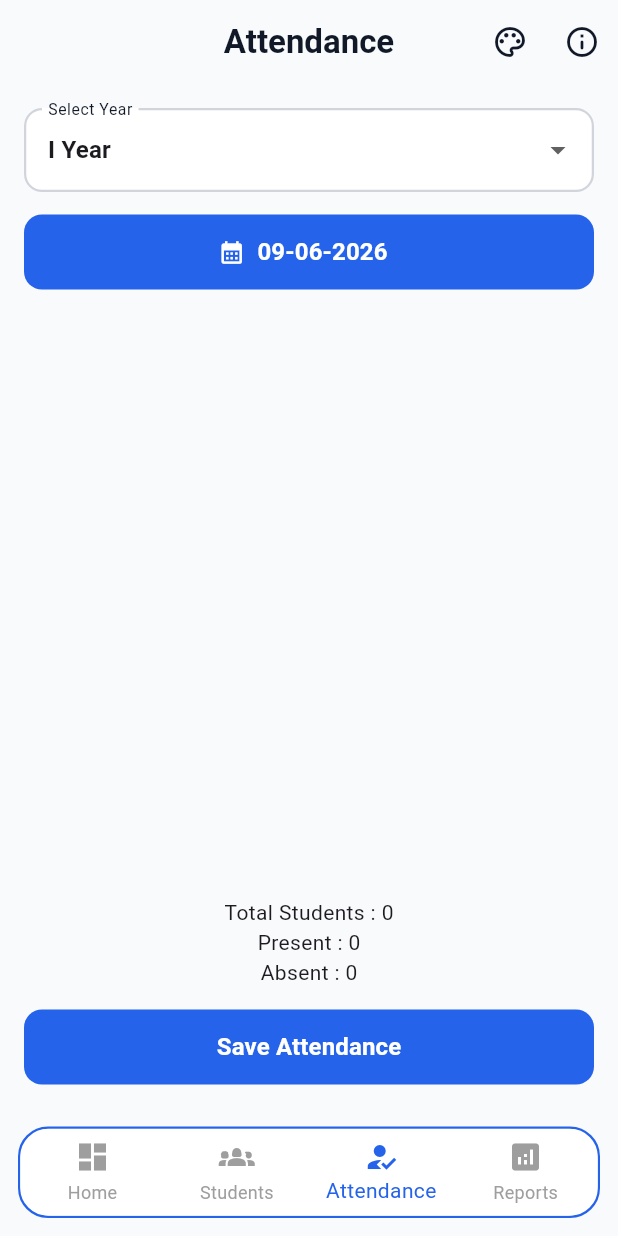
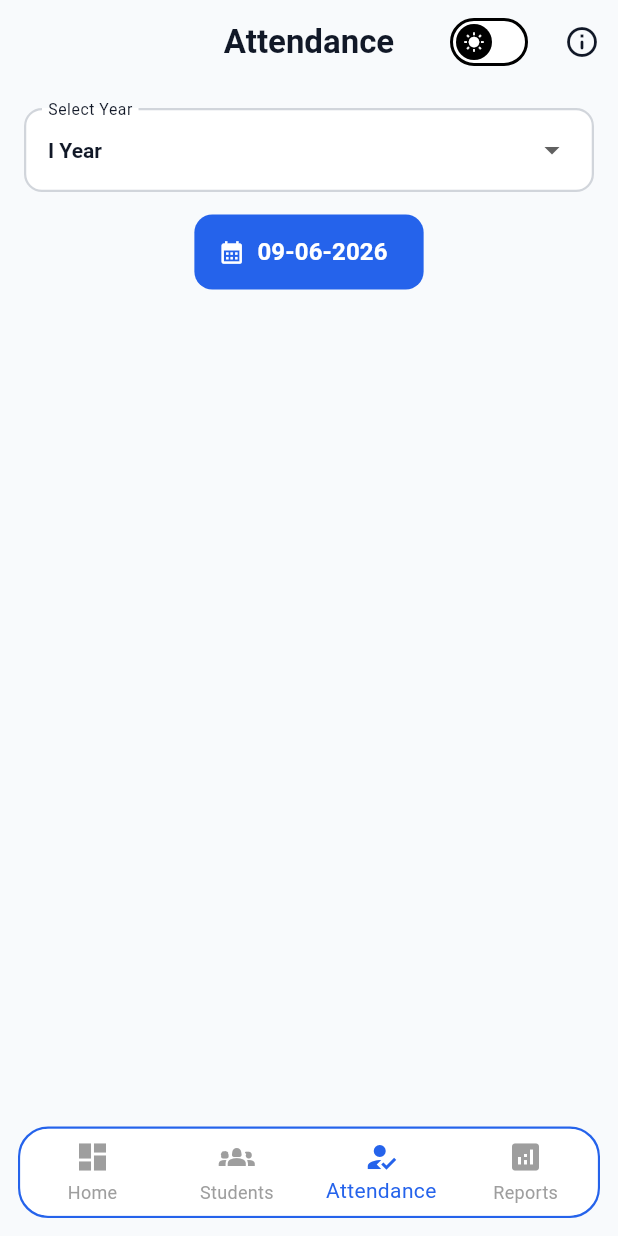
Before and after one commit to rithick26/RA-Attendance-System, a Flutter app: the screen it shows after launch, item 3 of the bottom bar chosen, on a phone screen of 412 x 824 dp. Run offline on Flutter 3.47's test engine with Material 3 defaults, Android fonts, the phone set to English and light mode, and no system bars; our stand-ins replace dropdown_button2, google_fonts, printing, sqflite; accounts and stored records are empty; Roboto replaces fonts that are missing (Aleo).

Commit message:
UI Corrections

```diff
--- a/lib/main.dart
+++ b/lib/main.dart
@@ -24,7 +24,7 @@ class AttendanceApp extends StatefulWidget {
 }
 
 class _AttendanceAppState extends State<AttendanceApp> {
-  ThemeMode _themeMode = ThemeMode.system;
+  ThemeMode _themeMode = ThemeMode.light;
 
   void changeTheme(ThemeMode mode) {
     setState(() {
@@ -59,9 +59,11 @@ class DashboardScreen extends StatefulWidget {
 }
 
 class _DashboardScreenState extends State<DashboardScreen> {
+  bool isDark = false;
   @override
   void initState() {
     super.initState();
+    isDark = widget.themeMode == ThemeMode.dark;
     loadStudents();
   }
 
@@ -172,17 +174,32 @@ class _DashboardScreenState extends State<DashboardScreen> {
         ),
         centerTitle: true,
         actions: [
-          PopupMenuButton<ThemeMode>(
-            icon: const Icon(Icons.palette_outlined),
-            onSelected: widget.onThemeChanged,
-            itemBuilder: (context) => [
-              const PopupMenuItem(value: ThemeMode.light, child: Text("Light")),
-              const PopupMenuItem(value: ThemeMode.dark, child: Text("Dark")),
-              const PopupMenuItem(
-                value: ThemeMode.system,
-                child: Text("System"),
-              ),
-            ],
+          Container(
+            margin: const EdgeInsets.symmetric(horizontal: 8),
+            child: Row(
+              mainAxisSize: MainAxisSize.min,
+              children: [
+                Switch(
+                  value: isDark,
+
+                  thumbIcon: WidgetStateProperty.resolveWith<Icon?>((states) {
+                    return states.contains(WidgetState.selected)
+                        ? const Icon(Icons.nightlight_round, size: 14)
+                        : const Icon(Icons.wb_sunny, size: 14);
+                  }),
+
+                  onChanged: (value) {
+                    setState(() {
+                      isDark = value;
+                    });
+
+                    widget.onThemeChanged(
+                      value ? ThemeMode.dark : ThemeMode.light,
+                    );
+                  },
+                ),
+              ],
+            ),
           ),
 
           IconButton(
--- a/lib/screens/mark_attendance_screen.dart
+++ b/lib/screens/mark_attendance_screen.dart
@@ -1,6 +1,7 @@
 import 'package:flutter/material.dart';
 import 'package:intl/intl.dart';
 import '../database/database_helper.dart';
+import 'package:dropdown_button2/dropdown_button2.dart';
 
 class MarkAttendanceScreen extends StatefulWidget {
   const MarkAttendanceScreen({super.key});
@@ -125,22 +126,28 @@ class _MarkAttendanceScreenState extends State<MarkAttendanceScreen> {
 
         child: Column(
           children: [
-            DropdownButtonFormField<String>(
+            DropdownButtonFormField2<String>(
               value: selectedYear,
+
+              style: TextStyle(
+                color: Theme.of(context).colorScheme.onSurface,
+                fontWeight: FontWeight.bold,
+              ),
 
               decoration: const InputDecoration(
                 labelText: "Select Year",
                 labelStyle: TextStyle(fontSize: 14),
-                border: OutlineInputBorder(),
+              ),
+
+              dropdownStyleData: DropdownStyleData(
+                width: MediaQuery.of(context).size.width - 32,
+                maxHeight: 250,
               ),
 
               items: years.map((year) {
-                return DropdownMenuItem(
+                return DropdownMenuItem<String>(
                   value: year,
-                  child: Text(
-                    year,
-                    style: TextStyle(fontSize: 16, fontWeight: FontWeight.bold),
-                  ),
+                  child: Text(year, style: const TextStyle(fontSize: 14)),
                 );
               }).toList(),
 
@@ -148,11 +155,11 @@ class _MarkAttendanceScreenState extends State<MarkAttendanceScreen> {
                 setState(() {
                   selectedYear = value;
                 });
+
                 await loadAttendance();
                 checkAttendanceStatus();
               },
             ),
-
             const SizedBox(height: 15),
 
             ElevatedButton.icon(
@@ -288,7 +295,7 @@ class _MarkAttendanceScreenState extends State<MarkAttendanceScreen> {
                   fontSize: 16,
                 ),
               ),
-
+            if (filteredStudents.isNotEmpty) ...[
               Text("Total Students : ${filteredStudents.length}"),
 
               Text("Present : ${getPresentCount(filteredStudents)}"),
@@ -296,7 +303,9 @@ class _MarkAttendanceScreenState extends State<MarkAttendanceScreen> {
               Text("Absent : ${getAbsentCount(filteredStudents)}"),
 
               const SizedBox(height: 15),
+            ],
 
+            if (filteredStudents.isNotEmpty)
               SizedBox(
                 width: double.infinity,
 
--- a/lib/screens/splash_screen.dart
+++ b/lib/screens/splash_screen.dart
@@ -25,7 +25,7 @@ class _SplashScreenState extends State<SplashScreen> {
         context,
         MaterialPageRoute(
           builder: (_) => DashboardScreen(
-            themeMode: ThemeMode.system,
+            themeMode: widget.themeMode,
             onThemeChanged: widget.onThemeChanged,
           ),
         ),
--- a/lib/theme/app_theme.dart
+++ b/lib/theme/app_theme.dart
@@ -15,7 +15,6 @@ class AppTheme {
       highlightColor: Colors.transparent,
 
       textTheme: GoogleFonts.aleoTextTheme(),
-
       colorScheme: ColorScheme.light(
         primary: AppColors.accent,
         secondary: AppColors.accent,
@@ -62,13 +61,15 @@ class AppTheme {
           backgroundColor: AppColors.accent,
           foregroundColor: Colors.white,
           elevation: 0,
-          minimumSize: const Size(double.infinity, 50),
+          minimumSize: const Size(0, 50),
           shape: RoundedRectangleBorder(
             borderRadius: BorderRadius.circular(12),
           ),
         ),
       ),
-
+      switchTheme: const SwitchThemeData(
+        overlayColor: WidgetStatePropertyAll(Colors.transparent),
+      ),
       bottomNavigationBarTheme: const BottomNavigationBarThemeData(
         backgroundColor: AppColors.secondary,
         selectedItemColor: AppColors.accent,
@@ -148,13 +149,15 @@ class AppTheme {
           backgroundColor: const Color(0xFF60A5FA),
           foregroundColor: Colors.white,
           elevation: 0,
-          minimumSize: const Size(double.infinity, 50),
+          minimumSize: const Size(0, 50),
           shape: RoundedRectangleBorder(
             borderRadius: BorderRadius.circular(12),
           ),
         ),
       ),
-
+      switchTheme: const SwitchThemeData(
+        overlayColor: WidgetStatePropertyAll(Colors.transparent),
+      ),
       bottomNavigationBarTheme: const BottomNavigationBarThemeData(
         backgroundColor: Color(0xFF1E293B),
         selectedItemColor: Color(0xFF60A5FA),
--- a/pubspec.yaml
+++ b/pubspec.yaml
@@ -37,6 +37,7 @@ dependencies:
   pdf: ^3.11.3
   printing: ^5.14.2
   google_fonts: ^8.1.0
+  dropdown_button2: ^2.3.9
 
 
   # The following adds the Cupertino Icons font to your application.
```
Also changed, not shown: lib/screens/add_student_screen.dart (+6 -1 lines), lib/screens/reports_screen.dart (+7 -3 lines), lib/screens/view_students_screen.dart (+36 -121 lines), pubspec.lock. Lines whose indentation alone changed are shown as unchanged.
